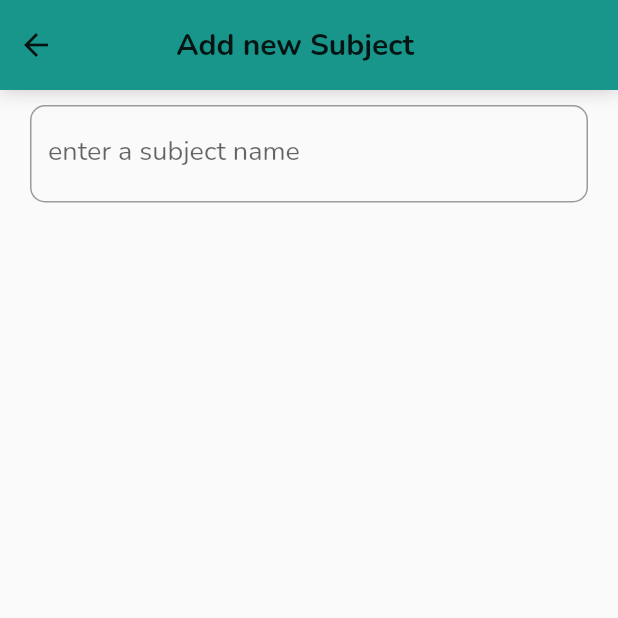
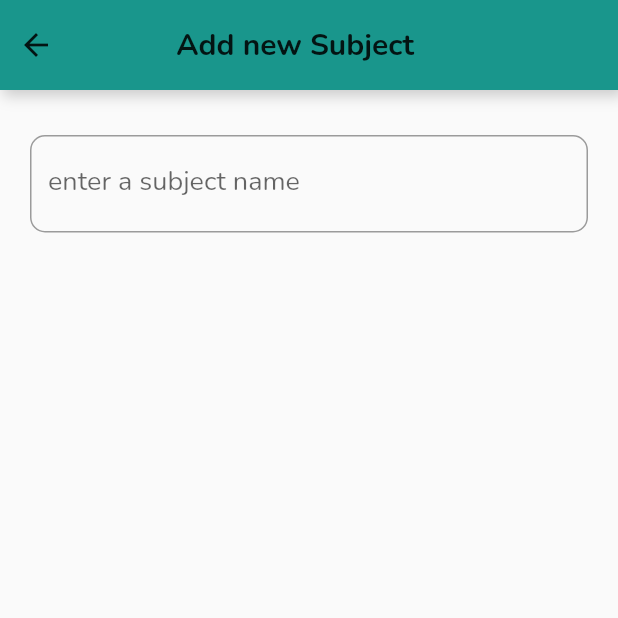
Before and after one commit to LazarusRetype/school_app, a Flutter app: the screen it shows after launch, after a tap on the "add" icon, on a phone screen of 412 x 824 dp, the top half of it. Run offline on Flutter 3.47's test engine with Material 2 defaults, Android fonts, the phone set to English and light mode, and no system bars; our stand-ins replace charts_flutter, shared_preferences.

```diff
--- a/lib/constants/app_consts.dart
+++ b/lib/constants/app_consts.dart
@@ -1,6 +1,16 @@
 class AppConsts {
-  static const double edgeMargin = 20;
-  static const double topAfterAppBarMargin = 10;
+  static const double marginEdge = 20;
+  static const double marginAppBar = 30;
+  static const double marginSmall = 5;
+  static const double marginBig = 20;
 
   static const double cornerRadius = 10;
+
+  static const double shadowBlur = 7;
+  static const double shadowSpread = 1;
+  static const double shadowOffset = 3;
+
+  static const double fontSizeTitle = 20;
+
+  static const double appBarHeight = 60;
 }
--- a/lib/screens/add_screen.dart/add_screen.dart
+++ b/lib/screens/add_screen.dart/add_screen.dart
@@ -31,7 +31,9 @@ class AddScreen extends StatelessWidget {
                       right: MediaQuery.of(context).size.width / 2 - 70),
                   child: const Text(
                     "Add new Subject",
-                    style: TextStyle(fontWeight: FontWeight.bold, fontSize: 20),
+                    style: TextStyle(
+                        fontWeight: FontWeight.bold,
+                        fontSize: AppConsts.fontSizeTitle),
                   ),
                 ),
               ],
@@ -41,9 +43,9 @@ class AddScreen extends StatelessWidget {
           //*Settings
           Padding(
             padding: const EdgeInsets.only(
-                left: AppConsts.edgeMargin,
-                right: AppConsts.edgeMargin,
-                top: AppConsts.topAfterAppBarMargin),
+                left: AppConsts.marginEdge,
+                right: AppConsts.marginEdge,
+                top: AppConsts.marginAppBar),
             child: TextFormField(
               decoration: const InputDecoration(
                   border: OutlineInputBorder(
--- a/lib/screens/homescreen/home_screen.dart
+++ b/lib/screens/homescreen/home_screen.dart
@@ -3,6 +3,7 @@ import 'dart:math';
 import 'package:flutter/material.dart';
 import 'package:provider/provider.dart';
 import 'package:school_app/constants/app_colors.dart';
+import 'package:school_app/constants/app_consts.dart';
 import 'package:school_app/models/grade_model.dart';
 import 'package:school_app/models/subject_model.dart';
 import 'package:school_app/screens/add_screen.dart/add_screen.dart';
@@ -48,11 +49,12 @@ class HomeScreen extends StatelessWidget {
                             )))),
                         icon: const Icon(Icons.search)),
                     const Padding(
-                      padding: EdgeInsets.only(left: 8.0),
+                      padding: EdgeInsets.only(left: AppConsts.marginSmall),
                       child: Text(
                         "Dashboard",
                         style: TextStyle(
-                            fontWeight: FontWeight.bold, fontSize: 20),
+                            fontWeight: FontWeight.bold,
+                            fontSize: AppConsts.fontSizeTitle),
                       ),
                     ),
                     IconButton(
@@ -65,16 +67,20 @@ class HomeScreen extends StatelessWidget {
                 ),
               ),
               const Padding(
-                padding: EdgeInsets.only(left: 20, top: 30, bottom: 15),
+                padding: EdgeInsets.only(
+                    left: AppConsts.marginEdge,
+                    top: AppConsts.marginAppBar,
+                    bottom: AppConsts.marginSmall),
                 child: Text("Stats"),
               ),
 
               const StatBoards(),
 
-              const SizedBox(height: 20),
-
               const Padding(
-                padding: EdgeInsets.only(left: 20, top: 30, bottom: 15),
+                padding: EdgeInsets.only(
+                    left: AppConsts.marginEdge,
+                    top: AppConsts.marginBig,
+                    bottom: AppConsts.marginSmall),
                 child: Text("Subjects"),
               ),
               Column(
--- a/lib/screens/homescreen/stats_boards.dart
+++ b/lib/screens/homescreen/stats_boards.dart
@@ -1,6 +1,7 @@
 import 'package:charts_flutter/flutter.dart' as charts;
 import 'package:flutter/material.dart';
 import 'package:provider/provider.dart';
+import 'package:school_app/constants/app_consts.dart';
 import 'package:school_app/models/subject_model.dart';
 import 'package:school_app/widgets/stats_card_widget.dart';
 import 'package:school_app/screens/homescreen/subjects_provider.dart';
@@ -37,7 +38,7 @@ class StatBoards extends StatelessWidget {
               mainAxisAlignment: MainAxisAlignment.spaceBetween,
               children: [
                 Padding(
-                  padding: const EdgeInsets.all(8.0),
+                  padding: const EdgeInsets.all(AppConsts.marginSmall),
                   child: Text("Top ${subjects.length} subjects",
                       style: const TextStyle(fontSize: 14)),
                 ),
@@ -59,7 +60,7 @@ class StatBoards extends StatelessWidget {
               mainAxisAlignment: MainAxisAlignment.spaceBetween,
               children: [
                 Padding(
-                  padding: const EdgeInsets.all(8.0),
+                  padding: const EdgeInsets.all(AppConsts.marginSmall),
                   child: Text("Top ${subjects.length} subjects",
                       style: const TextStyle(fontSize: 14)),
                 ),
@@ -81,7 +82,7 @@ class StatBoards extends StatelessWidget {
               mainAxisAlignment: MainAxisAlignment.spaceBetween,
               children: [
                 Padding(
-                  padding: const EdgeInsets.all(8.0),
+                  padding: const EdgeInsets.all(AppConsts.marginSmall),
                   child: Text("Top ${subjects.length} subjects",
                       style: const TextStyle(fontSize: 14)),
                 ),
--- a/lib/widgets/app_bar_widget.dart
+++ b/lib/widgets/app_bar_widget.dart
@@ -1,5 +1,6 @@
 import 'package:flutter/material.dart';
 import 'package:school_app/constants/app_colors.dart';
+import 'package:school_app/constants/app_consts.dart';
 
 class CustomeAppBar extends StatelessWidget {
   final Widget child;
@@ -8,14 +9,15 @@ class CustomeAppBar extends StatelessWidget {
   @override
   Widget build(BuildContext context) {
     return Container(
-      height: 60,
+      height: AppConsts.appBarHeight,
       decoration: const BoxDecoration(
         color: AppColor.mainColor,
         boxShadow: [
           BoxShadow(
             color: AppColor.shadowColor,
-            spreadRadius: 1,
-            blurRadius: 10,
+            spreadRadius: AppConsts.shadowSpread,
+            blurRadius: AppConsts.shadowBlur,
+            offset: Offset(AppConsts.shadowOffset, AppConsts.shadowOffset),
           )
         ],
       ),
--- a/lib/widgets/stats_card_widget.dart
+++ b/lib/widgets/stats_card_widget.dart
@@ -1,5 +1,6 @@
 import 'package:flutter/material.dart';
 import 'package:school_app/constants/app_colors.dart';
+import 'package:school_app/constants/app_consts.dart';
 
 class StatsCard extends StatelessWidget {
   Widget child;
@@ -19,15 +20,16 @@ class StatsCard extends StatelessWidget {
               decoration: const BoxDecoration(
                 color: AppColor.onBackgroundColor,
                 borderRadius: BorderRadius.all(
-                  Radius.circular(10),
+                  Radius.circular(AppConsts.cornerRadius),
                 ),
                 boxShadow: [
                   BoxShadow(
                     color: AppColor.shadowColor,
-                    blurRadius: 7,
-                    spreadRadius: 1,
+                    blurRadius: AppConsts.shadowBlur,
+                    spreadRadius: AppConsts.shadowSpread,
                     blurStyle: BlurStyle.normal,
-                    offset: Offset(3, 3),
+                    offset:
+                        Offset(AppConsts.shadowOffset, AppConsts.shadowOffset),
                   ),
                 ],
               ),
--- a/lib/widgets/subjects_tile_widget.dart
+++ b/lib/widgets/subjects_tile_widget.dart
@@ -1,5 +1,6 @@
 import 'package:flutter/material.dart';
 import 'package:school_app/constants/app_colors.dart';
+import 'package:school_app/constants/app_consts.dart';
 import 'package:school_app/models/subject_model.dart';
 import 'package:school_app/screens/detail_screen.dart/detail_screen.dart';
 
@@ -21,15 +22,13 @@ class SubjectTile extends StatelessWidget {
             boxShadow: [
               BoxShadow(
                 color: AppColor.shadowColor,
-                blurRadius: 10,
-                spreadRadius: 1,
+                blurRadius: AppConsts.shadowBlur,
+                spreadRadius: AppConsts.shadowSpread,
+                offset: Offset(AppConsts.shadowOffset, AppConsts.shadowOffset),
               ),
             ],
-            borderRadius: BorderRadius.only(
-              topLeft: Radius.circular(10),
-              bottomLeft: Radius.circular(10),
-              bottomRight: Radius.circular(10),
-              topRight: Radius.circular(10),
+            borderRadius: BorderRadius.all(
+              Radius.circular(AppConsts.cornerRadius),
             ),
           ),
           child: Stack(
```
Also changed, not shown: 1 other file.
